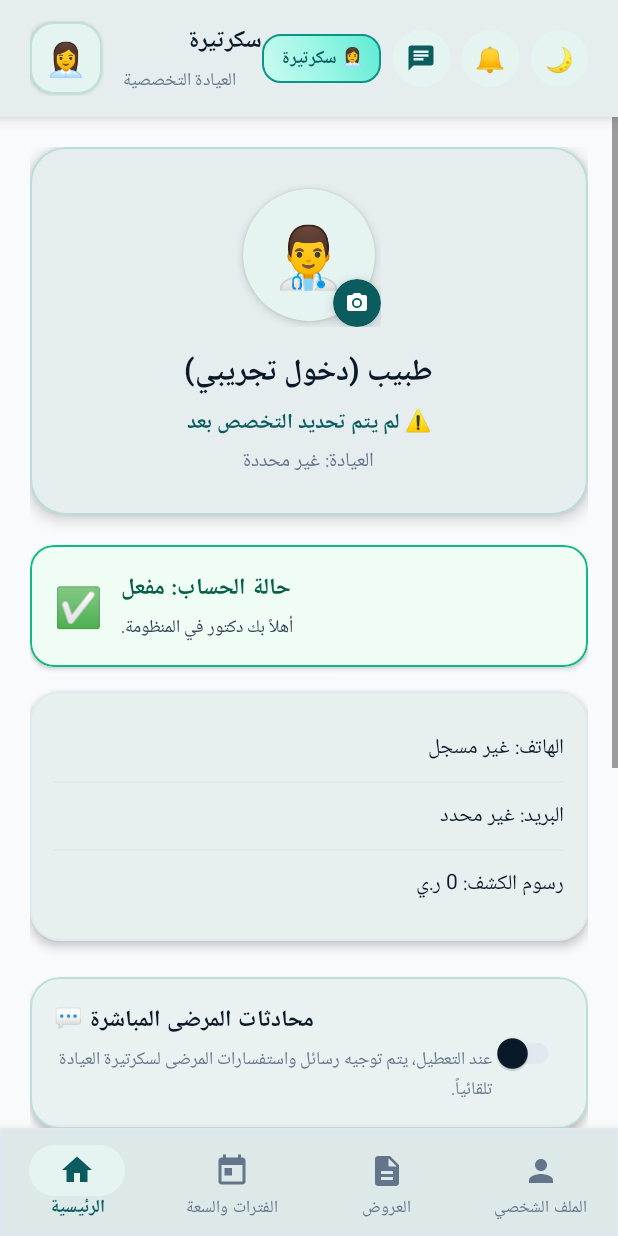
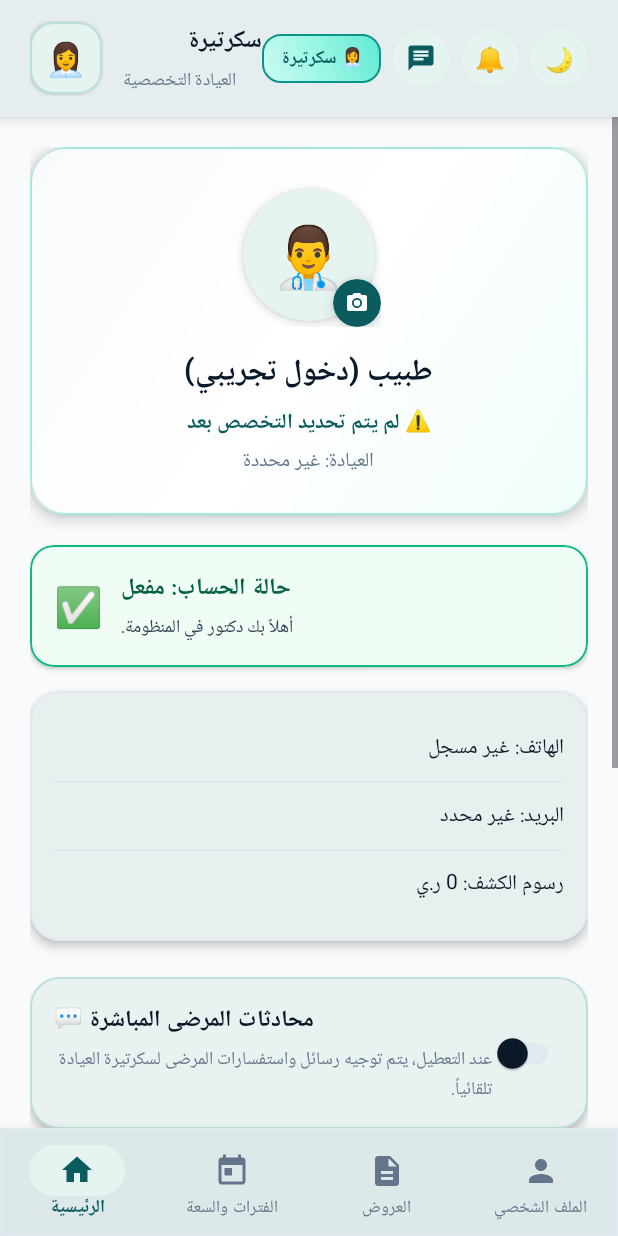
Before and after one commit to Alhaking1/medical-clinic-system, an Android app built with Jetpack Compose: the fragment DoctorProfileFragment placed in its activity, on a phone screen of 412 x 824 dp. Run offline under Robolectric (Android 15) with nearby library versions, the phone set to English and light mode, and no system bars; our stand-ins replace Dagger/Hilt's generated code; network calls fail; pictures from the network do not load.

Commit message:
style(staff-ui): elevate doctor profile hero card styling

```diff
--- a/apps/staff-app/app/src/main/res/layout/fragment_doctor_profile.xml
+++ b/apps/staff-app/app/src/main/res/layout/fragment_doctor_profile.xml
@@ -23,7 +23,7 @@
             app:cardElevation="6dp"
             app:strokeWidth="1.5dp"
             app:strokeColor="#330D9488"
-            app:cardBackgroundColor="@color/surface_dark_elevated"
+            app:cardBackgroundColor="@color/transparent"
             android:layout_marginBottom="20dp">
 
             <LinearLayout
@@ -31,6 +31,7 @@
                 android:layout_height="wrap_content"
                 android:orientation="vertical"
                 android:gravity="center_horizontal"
+                android:background="@drawable/bg_card_rx_pad"
                 android:padding="24dp">
 
                 <FrameLayout
```
